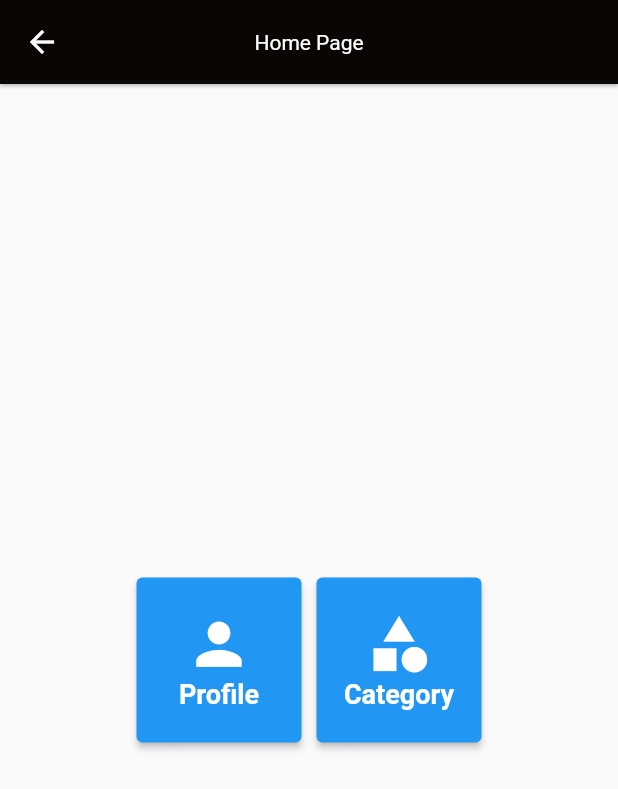
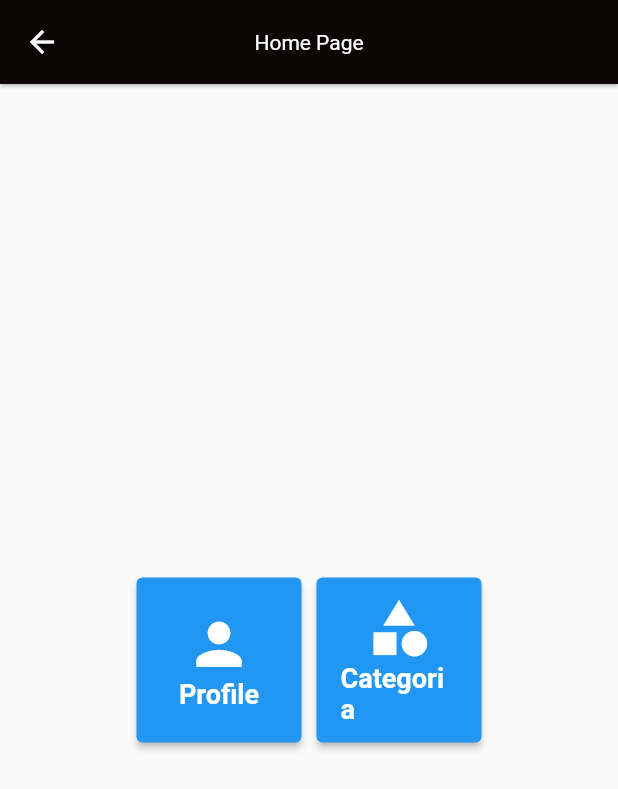
Before and after one commit to devCarlosAlexandre/catalog, a Flutter app: the HomePage screen opened by its route, on a phone screen of 412 x 824 dp. Shown: the top 789 px of the screen. Run offline on Flutter 3.47's test engine with Material 2 defaults, Android fonts, the phone set to English and light mode, and no system bars; our stand-ins replace dio, fluttertoast, get, shared_preferences; accounts and stored records are empty.

Commit message:
Alterações

```diff
--- a/lib/app/pages/home/home_page.dart
+++ b/lib/app/pages/home/home_page.dart
@@ -60,7 +60,7 @@ class HomePage extends StatelessWidget {
                           Icons.category,
                           size: 45,
                         ),
-                        Text('Category',
+                        Text('Categoria',
                             style: TextStyle(
                                 fontSize: 18, fontWeight: FontWeight.bold)),
                       ],
```
